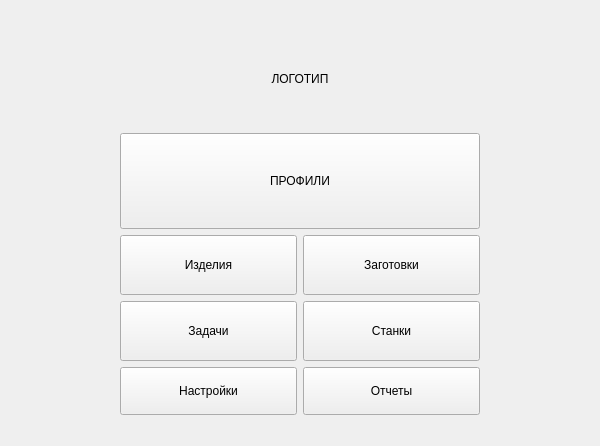
Old version of the form src/client/ui/home_page.ui in the repository formemu/aditim-monitor.
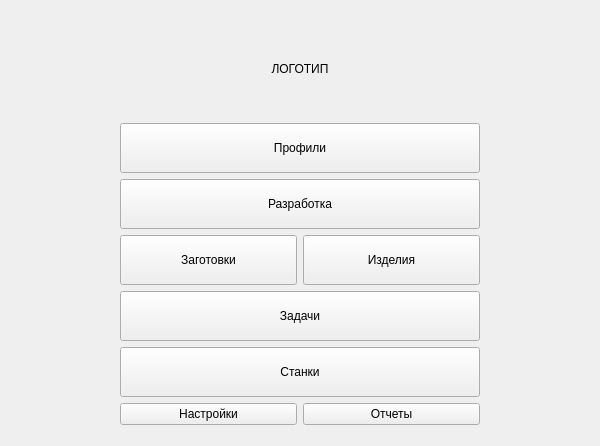
New version of the form.

Commit message: feat: Enhance task creation wizard and development management

```diff
--- a/src/client/ui/home_page.ui
+++ b/src/client/ui/home_page.ui
@@ -92,41 +92,78 @@
       </spacer>
      </item>
      <item>
-      <layout class="QVBoxLayout" name="verticalLayout_buttons">
-       <item>
-        <widget class="QPushButton" name="pushButton_profiles_open">
+      <layout class="QGridLayout" name="gridLayout">
+       <item row="2" column="0" colspan="2">
+        <widget class="QPushButton" name="pushButton_development">
+         <property name="minimumSize">
+          <size>
+           <width>0</width>
+           <height>50</height>
+          </size>
+         </property>
+         <property name="text">
+          <string>Разработка</string>
+         </property>
+        </widget>
+       </item>
+       <item row="5" column="0" colspan="2">
+        <widget class="QPushButton" name="pushButton_task">
+         <property name="minimumSize">
+          <size>
+           <width>168</width>
+           <height>50</height>
+          </size>
+         </property>
+         <property name="text">
+          <string>Задачи</string>
+         </property>
+        </widget>
+       </item>
+       <item row="0" column="0" colspan="2">
+        <widget class="QPushButton" name="pushButton_profile">
          <property name="minimumSize">
           <size>
            <width>360</width>
-           <height>96</height>
+           <height>50</height>
           </size>
          </property>
          <property name="text">
-          <string>ПРОФИЛИ</string>
+          <string>Профили</string>
          </property>
         </widget>
        </item>
-       <item>
-        <layout class="QHBoxLayout" name="horizontalLayout_secondary">
-         <item>
-          <widget class="QPushButton" name="pushButton_products_open">
+       <item row="8" column="1">
+        <widget class="QPushButton" name="pushButton_report">
            <property name="minimumSize">
             <size>
              <width>168</width>
-             <height>60</height>
+           <height>0</height>
             </size>
            </property>
            <property name="text">
-            <string>Изделия</string>
+          <string>Отчеты</string>
            </property>
           </widget>
          </item>
-         <item>
-          <widget class="QPushButton" name="pushButton_blanks_open">
+       <item row="8" column="0">
+        <widget class="QPushButton" name="pushButton_setting">
            <property name="minimumSize">
             <size>
              <width>168</width>
-             <height>60</height>
+           <height>0</height>
+          </size>
+         </property>
+         <property name="text">
+          <string>Настройки</string>
+         </property>
+        </widget>
+       </item>
+       <item row="4" column="0">
+        <widget class="QPushButton" name="pushButton_blank">
+         <property name="minimumSize">
+          <size>
+           <width>168</width>
+           <height>50</height>
             </size>
            </property>
            <property name="text">
@@ -134,67 +171,31 @@
            </property>
           </widget>
          </item>
-        </layout>
-       </item>
-       <item>
-        <layout class="QHBoxLayout" name="horizontalLayout_third">
-         <item>
-          <widget class="QPushButton" name="pushButton_tasks_open">
+       <item row="4" column="1">
+        <widget class="QPushButton" name="pushButton_product">
            <property name="minimumSize">
             <size>
              <width>168</width>
-             <height>60</height>
+           <height>50</height>
             </size>
            </property>
            <property name="text">
-            <string>Задачи</string>
+          <string>Изделия</string>
            </property>
           </widget>
          </item>
-         <item>
-          <widget class="QPushButton" name="pushButton_machines_open">
+       <item row="6" column="0" colspan="2">
+        <widget class="QPushButton" name="pushButton_machine">
            <property name="minimumSize">
             <size>
              <width>168</width>
-             <height>60</height>
+           <height>50</height>
             </size>
            </property>
            <property name="text">
             <string>Станки</string>
            </property>
           </widget>
-         </item>
-        </layout>
-       </item>
-       <item>
-        <layout class="QHBoxLayout" name="horizontalLayout_additional">
-         <item>
-          <widget class="QPushButton" name="pushButton_settings_open">
-           <property name="minimumSize">
-            <size>
-             <width>168</width>
-             <height>48</height>
-            </size>
-           </property>
-           <property name="text">
-            <string>Настройки</string>
-           </property>
-          </widget>
-         </item>
-         <item>
-          <widget class="QPushButton" name="pushButton_reports_open">
-           <property name="minimumSize">
-            <size>
-             <width>168</width>
-             <height>48</height>
-            </size>
-           </property>
-           <property name="text">
-            <string>Отчеты</string>
-           </property>
-          </widget>
-         </item>
-        </layout>
        </item>
       </layout>
      </item>
```
Lines whose indentation alone changed are shown as unchanged. The commit also changes 20 other files.
